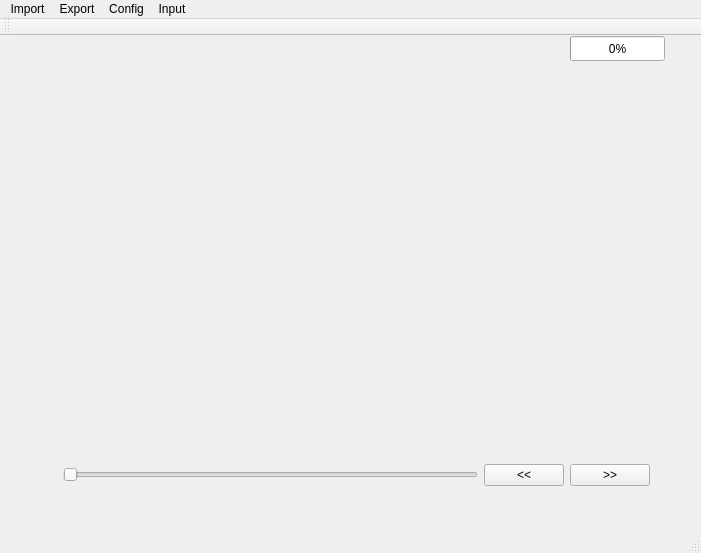
Above: mainwindow.ui from gccheng/GTgenerator before the change. Below: the same form after it.
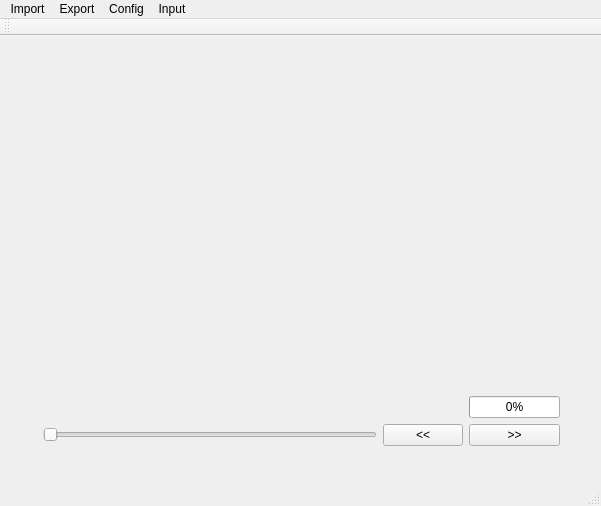
That is the form after the change.

```diff
--- a/mainwindow.ui
+++ b/mainwindow.ui
@@ -6,50 +6,24 @@
    <rect>
     <x>0</x>
     <y>0</y>
-    <width>701</width>
-    <height>553</height>
+    <width>601</width>
+    <height>506</height>
    </rect>
   </property>
   <property name="windowTitle">
    <string>MainWindow</string>
   </property>
   <widget class="QWidget" name="centralWidget">
-   <widget class="QProgressBar" name="loadvideo_progressBar">
-    <property name="geometry">
-     <rect>
-      <x>570</x>
-      <y>0</y>
-      <width>95</width>
-      <height>25</height>
-     </rect>
-    </property>
-    <property name="maximum">
-     <number>1</number>
-    </property>
-    <property name="value">
-     <number>0</number>
-    </property>
-    <property name="textVisible">
-     <bool>true</bool>
-    </property>
-   </widget>
    <widget class="QWidget" name="gridLayoutWidget">
     <property name="geometry">
      <rect>
-      <x>40</x>
-      <y>10</y>
-      <width>621</width>
-      <height>451</height>
+      <x>20</x>
+      <y>30</y>
+      <width>551</width>
+      <height>391</height>
      </rect>
     </property>
     <layout class="QGridLayout" name="gridLayout">
-     <item row="1" column="2">
-      <widget class="QSlider" name="Slider_videoloaded">
-       <property name="orientation">
-        <enum>Qt::Horizontal</enum>
-       </property>
-      </widget>
-     </item>
      <item row="0" column="0" colspan="5">
       <widget class="QLabel" name="label_fcurr">
        <property name="text">
@@ -58,19 +32,45 @@
       </widget>
      </item>
      <item row="1" column="4">
-      <widget class="QPushButton" name="Button_next">
-       <property name="text">
-        <string>&gt;&gt;</string>
+      <widget class="QProgressBar" name="loadvideo_progressBar">
+       <property name="sizePolicy">
+        <sizepolicy hsizetype="Fixed" vsizetype="Fixed">
+         <horstretch>0</horstretch>
+         <verstretch>0</verstretch>
+        </sizepolicy>
        </property>
+       <property name="maximum">
+        <number>1</number>
+       </property>
+       <property name="value">
+        <number>0</number>
+       </property>
+       <property name="textVisible">
+        <bool>true</bool>
+       </property>
       </widget>
      </item>
-     <item row="1" column="3">
+     <item row="3" column="2">
+      <widget class="QSlider" name="Slider_videoloaded">
+       <property name="orientation">
+        <enum>Qt::Horizontal</enum>
+       </property>
+      </widget>
+     </item>
+     <item row="3" column="3">
       <widget class="QPushButton" name="Button_prev">
        <property name="text">
         <string>&lt;&lt;</string>
        </property>
       </widget>
      </item>
+     <item row="3" column="4">
+      <widget class="QPushButton" name="Button_next">
+       <property name="text">
+        <string>&gt;&gt;</string>
+       </property>
+      </widget>
+     </item>
     </layout>
    </widget>
   </widget>
@@ -79,7 +79,7 @@
     <rect>
      <x>0</x>
      <y>0</y>
-     <width>701</width>
+     <width>601</width>
      <height>25</height>
     </rect>
    </property>
```
